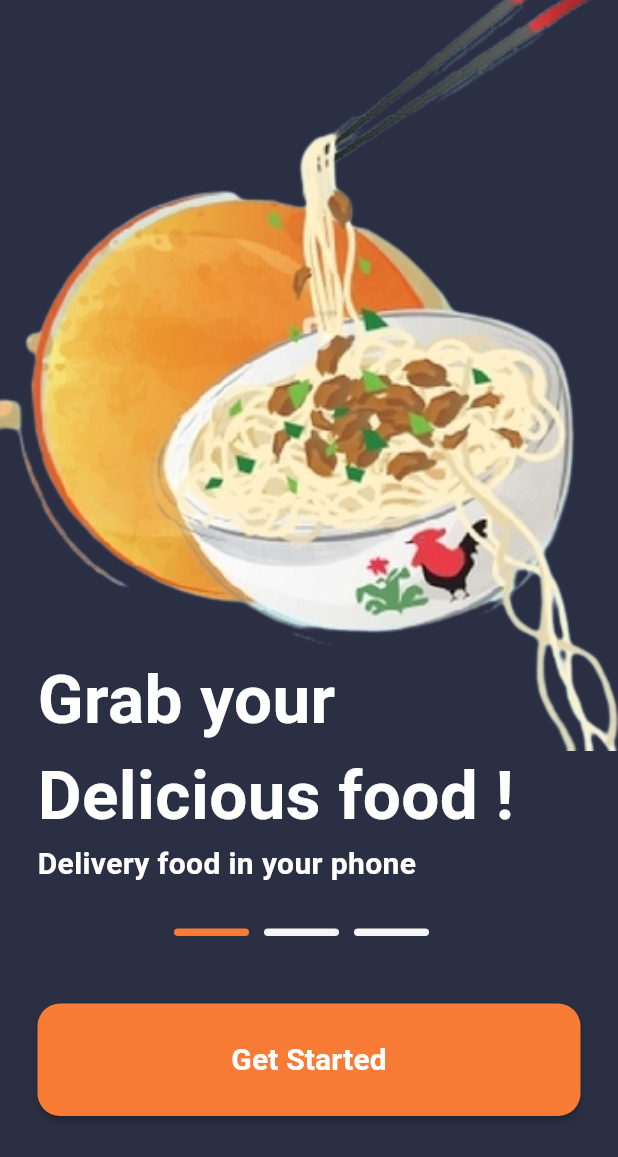
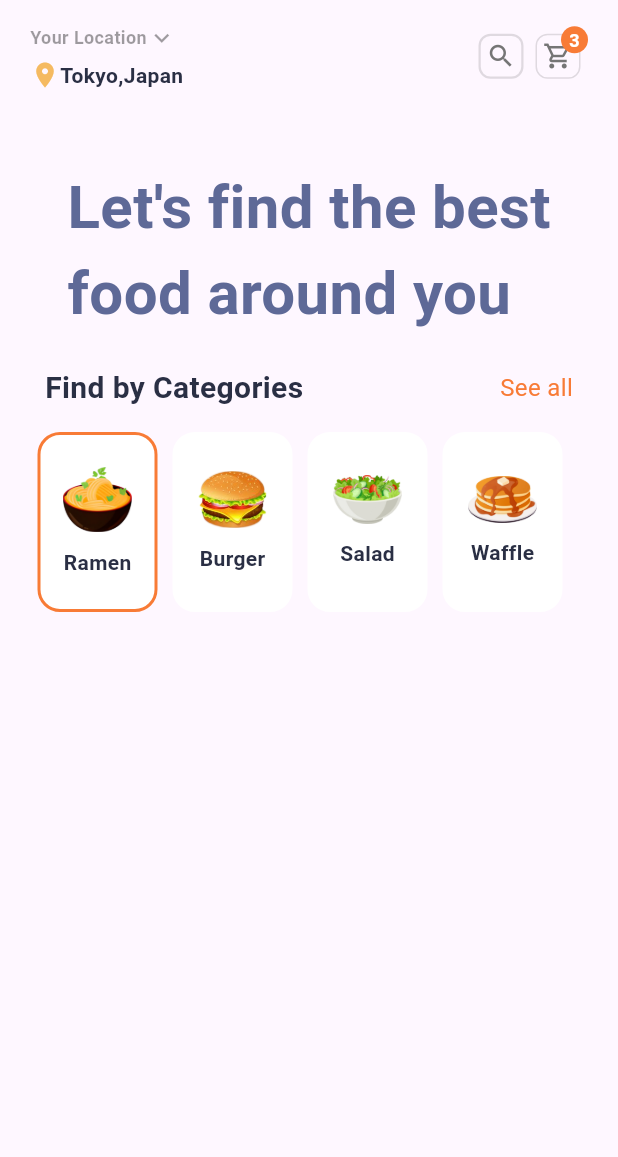
Before and after one commit to IBRHMHMDY/food_delivery_app_provider, a Flutter app: the screen it shows after launch, after a tap on "Get Started", on a phone screen of 412 x 824 dp. Shown: the top 1157 px of the screen. Run offline on Flutter 3.47's test engine with Material 3 defaults, Android fonts, the phone set to English and light mode, and no system bars; our stand-ins replace animate_do.

Commit message:
Complete Tobbar,Titlebar,HeaderSection,ListviewCategories in HomeScreen

```diff
--- /dev/null
+++ b/lib/Models/category_model.dart
@@ -0,0 +1,24 @@
+class CategoryModel {
+  final String image, name;
+
+  CategoryModel({required this.image, required this.name});
+}
+
+List<CategoryModel> categories = [
+  CategoryModel(
+    image: 'assets/images/ramen.png',
+    name: 'Ramen',
+  ),
+  CategoryModel(
+    image: 'assets/images/burger.png',
+    name: 'Burger',
+  ),
+  CategoryModel(
+    image: 'assets/images/salad.png',
+    name: 'Salad',
+  ),
+  CategoryModel(
+    image: 'assets/images/pancake.png',
+    name: 'Waffle',
+  ),
+];
--- /dev/null
+++ b/lib/Models/product_model.dart
@@ -0,0 +1,115 @@
+class ProductModel {
+  final String image, title, category;
+  final double price, rate, distance;
+
+  ProductModel({
+    required this.image,
+    required this.title,
+    required this.price,
+    required this.rate,
+    required this.category,
+    required this.distance,
+  });
+}
+
+List<ProductModel> products = [
+  ProductModel(
+    image: 'assets/food-delivery(foodel)/ramen/sapporo_miso_ramen.png',
+    title: 'Sapporo Miso',
+    price: 3.9,
+    rate: 5,
+    distance: 150,
+    category: "Ramen",
+  ),
+  ProductModel(
+    image: 'assets/food-delivery(foodel)/ramen/kurume_ramen.png',
+    title: 'Kurume Ramen',
+    price: 4.3,
+    rate: 4.9,
+    distance: 600,
+    category: "Ramen",
+  ),
+  ProductModel(
+    image: 'assets/food-delivery(foodel)/ramen/hakata_ramen.png',
+    title: 'Hakata Ramen',
+    price: 3.9,
+    distance: 400,
+    rate: 4.8,
+    category: "Ramen",
+  ),
+  ProductModel(
+    image: 'assets/food-delivery(foodel)/ramen/shrimp_fried_rice.png',
+    title: 'Shrimp Fried Rice',
+    price: 4.9,
+    distance: 800,
+    rate: 4.5,
+    category: "Ramen",
+  ),
+  ProductModel(
+    image: 'assets/food-delivery(foodel)/ramen/fullset_ramen.png',
+    title: 'Fullset Ramen',
+    price: 5.9,
+    distance: 400,
+    rate: 4.7,
+    category: "Ramen",
+  ),
+  //for burger
+  ProductModel(
+    image: 'assets/food-delivery(foodel)/burger/grilled-beef-burger.png',
+    title: 'Grilled beef burger',
+    price: 33.5,
+    distance: 150,
+    rate: 5.0,
+    category: "Burger",
+  ),
+  ProductModel(
+    image: 'assets/food-delivery(foodel)/burger/fried-chicken-burger.png',
+    title: 'Fried Chicken Burger',
+    price: 23.0,
+    distance: 150,
+    rate: 4.7,
+    category: "Burger",
+  ),
+  ProductModel(
+    image: 'assets/food-delivery(foodel)/burger/cheese-burger.png',
+    title: 'Cheese Burger',
+    price: 40.5,
+    distance: 100,
+    rate: 4.5,
+    category: "Burger",
+  ),
+  ProductModel(
+    image: 'assets/food-delivery(foodel)/burger/beef-burger.png',
+    title: 'Beef-Burger',
+    price: 18.5,
+    distance: 200,
+    rate: 5.0,
+    category: "Burger",
+  ),
+  // for salad
+  ProductModel(
+    image: 'assets/food-delivery(foodel)/veg-salad.png',
+    title: 'Veg Salad',
+    price: 7.0,
+    distance: 300,
+    rate: 5.0,
+    category: "Salad",
+  ),
+  ProductModel(
+    image: 'assets/food-delivery(foodel)/mix-salad.png',
+    title: 'Mix Salad',
+    price: 10.0,
+    distance: 350,
+    rate: 4.8,
+    category: "Salad",
+  ),
+  // for waffle
+  ProductModel(
+    image: 'assets/food-delivery(foodel)/berry-bonanza-waffle.png',
+    title: 'Berry Bonanza Waffle',
+    price: 10.0,
+    distance: 500,
+    rate: 4.5,
+    category: "Waffle",
+  ),
+];
--- /dev/null
+++ b/lib/Views/Home/Widgets/header_section.dart
@@ -0,0 +1,33 @@
+import 'package:flutter/material.dart';
+import 'package:food_delivery_app_provider/Core/constants.dart';
+
+class HeaderSection extends StatelessWidget {
+  const HeaderSection({super.key});
+
+  @override
+  Widget build(BuildContext context) {
+    return Padding(
+      padding: const EdgeInsets.symmetric(horizontal: 10),
+      child: Row(
+        mainAxisAlignment: MainAxisAlignment.spaceBetween,
+        children: [
+          Text(
+            "Find by Categories",
+            style: TextStyle(
+              color: kblack,
+              fontSize: 20,
+              fontWeight: FontWeight.bold,
+            ),
+          ),
+          GestureDetector(
+            onTap: () {},
+            child: Text(
+              "See all",
+              style: TextStyle(color: korange, fontSize: 16),
+            ),
+          ),
+        ],
+      ),
+    );
+  }
+}
--- /dev/null
+++ b/lib/Views/Home/Widgets/listview_categories.dart
@@ -0,0 +1,62 @@
+import 'package:flutter/material.dart';
+import 'package:food_delivery_app_provider/Core/constants.dart';
+import 'package:food_delivery_app_provider/Models/category_model.dart';
+
+class ListViewCategories extends StatefulWidget {
+  final List<CategoryModel> categories;
+  const ListViewCategories({super.key, required this.categories});
+
+  @override
+  State<ListViewCategories> createState() => _ListViewCategoriesState();
+}
+
+class _ListViewCategoriesState extends State<ListViewCategories> {
+  int currentIndex = 0;
+  @override
+  Widget build(BuildContext context) {
+    return SizedBox(
+      height: 120,
+      width: double.infinity,
+      child: ListView.builder(
+        scrollDirection: Axis.horizontal,
+        itemCount: widget.categories.length,
+        itemBuilder: (context, index) {
+          final category = widget.categories[index];
+          return Container(
+            margin: EdgeInsets.symmetric(horizontal: 5),
+            height: 120,
+            width: 80,
+            decoration: BoxDecoration(
+              color: Colors.white,
+              border: Border.all(color: currentIndex == index ? korange : Colors.white, width: 2),
+              borderRadius: BorderRadius.circular(15),
+            ),
+            child: Padding(
+              padding: const EdgeInsets.symmetric(horizontal: 15),
+              child: GestureDetector(
+                onTap: ()=>setState(() {
+                  currentIndex = index;
+                }),
+                child: Column(
+                  mainAxisAlignment: MainAxisAlignment.center,
+                  crossAxisAlignment: CrossAxisAlignment.center,
+                  children: [
+                    Image.asset(category.image),
+                    SizedBox(height: 10),
+                    Text(
+                      category.name,
+                      style: TextStyle(
+                        color: kblack,
+                        fontWeight: FontWeight.bold,
+                      ),
+                    ),
+                  ],
+                ),
+              ),
+            ),
+          );
+        },
+      ),
+    );
+  }
+}
--- /dev/null
+++ b/lib/Views/Home/Widgets/titlebar.dart
@@ -0,0 +1,20 @@
+
+import 'package:flutter/material.dart';
+
+class TitleBar extends StatelessWidget {
+  const TitleBar({
+    super.key,
+  });
+
+  @override
+  Widget build(BuildContext context) {
+    return Text(
+      "Let's find the best\nfood around you",
+      style: TextStyle(
+        color: const Color(0xFF5E6997),
+        fontWeight: FontWeight.bold,
+        fontSize: 40,
+      ),
+    );
+  }
+}
--- /dev/null
+++ b/lib/Views/Home/Widgets/topbar.dart
@@ -0,0 +1,134 @@
+
+import 'package:flutter/material.dart';
+import 'package:food_delivery_app_provider/Core/constants.dart';
+
+class Topbar extends StatelessWidget {
+  const Topbar({
+    super.key,
+  });
+
+  @override
+  Widget build(BuildContext context) {
+    return Row(
+      children: [
+        Column(
+          crossAxisAlignment: CrossAxisAlignment.start,
+          children: [
+            Row(
+              children: [
+                Text(
+                  "Your Location",
+                  style: TextStyle(
+                    color: Colors.black38,
+                    fontWeight: FontWeight.bold,
+                    fontSize: 12,
+                  ),
+                ),
+                Icon(
+                  Icons.keyboard_arrow_down,
+                  size: 20,
+                  color: Colors.black38,
+                ),
+              ],
+            ),
+            SizedBox(height: 5),
+            Row(
+              children: [
+                Icon(
+                  Icons.location_on,
+                  size: 20,
+                  color: kyellow,
+                ),
+                Text(
+                  "Tokyo,Japan",
+                  style: TextStyle(
+                    color: kblack,
+                    fontWeight: FontWeight.bold,
+                  ),
+                ),
+              ],
+            ),
+          ],
+        ),
+        Spacer(),
+        Row(
+          children: [
+            GestureDetector(
+              onTap: () {},
+              child: Container(
+                height: 30,
+                width: 30,
+                decoration: BoxDecoration(
+                  border: Border.all(
+                    color: Colors.black12,
+                    width: 1.5,
+                  ),
+                  borderRadius: BorderRadius.horizontal(
+                    left: Radius.circular(8),
+                    right: Radius.circular(8),
+                  ),
+                  color: Colors.transparent,
+                ),
+                child: Icon(
+                  Icons.search,
+                  size: 20,
+                  color: Colors.grey.shade600,
+                ),
+              ),
+            ),
+            SizedBox(width: 3),
+            Stack(
+              children: [
+                GestureDetector(
+                  onTap: () {},
+                  child: Container(
+                    margin: EdgeInsets.symmetric(
+                      vertical: 5,
+                      horizontal: 5,
+                    ),
+                    height: 30,
+                    width: 30,
+                    decoration: BoxDecoration(
+                      border: Border.all(color: Colors.black12),
+                      borderRadius: BorderRadius.horizontal(
+                        left: Radius.circular(8),
+                        right: Radius.circular(8),
+                      ),
+                      color: Colors.transparent,
+                    ),
+                    child: Icon(
+                      Icons.shopping_cart_outlined,
+                      size: 20,
+                      color: Colors.grey.shade600,
+                    ),
+                  ),
+                ),
+                Positioned(
+                  top: 0,
+                  right: 0,
+                  child: Container(
+                    alignment: Alignment.center,
+                    width: 18,
+                    height: 18,
+                    decoration: BoxDecoration(
+                      color: korange,
+                      borderRadius: BorderRadius.circular(50),
+                    ),
+                    child: Text(
+                      "3",
+                      style: TextStyle(
+                        color: Colors.white,
+                        fontSize: 12,
+                        fontWeight: FontWeight.bold,
+                      ),
+                    ),
+                  ),
+                ),
+              ],
+            ),
+          ],
+        ),
+      ],
+    );
+  }
+}
--- /dev/null
+++ b/lib/Views/Home/home_screen.dart
@@ -0,0 +1,32 @@
+import 'package:flutter/material.dart';
+import 'package:food_delivery_app_provider/Models/category_model.dart';
+import 'package:food_delivery_app_provider/Views/Home/Widgets/header_section.dart';
+import 'package:food_delivery_app_provider/Views/Home/Widgets/listview_categories.dart';
+import 'package:food_delivery_app_provider/Views/Home/Widgets/titlebar.dart';
+import 'package:food_delivery_app_provider/Views/Home/Widgets/topbar.dart';
+
+class HomeScreen extends StatelessWidget {
+  const HomeScreen({super.key});
+
+  @override
+  Widget build(BuildContext context) {
+    return Scaffold(
+      body: SafeArea(
+        child: Padding(
+          padding: const EdgeInsets.symmetric(horizontal: 20, vertical: 15),
+          child: Column(
+            children: [
+              Topbar(),
+              SizedBox(height: 50,),
+              TitleBar(),
+              SizedBox(height: 20),
+              HeaderSection(),
+              SizedBox(height: 15,),
+              ListViewCategories(categories: categories,),
+            ],
+          ),
+        ),
+      ),
+    );
+  }
+}
--- a/lib/Views/OnBoarding/onboarding_screen.dart
+++ b/lib/Views/OnBoarding/onboarding_screen.dart
@@ -1,6 +1,8 @@
+import 'package:animate_do/animate_do.dart';
 import 'package:flutter/material.dart';
 import 'package:food_delivery_app_provider/Core/constants.dart';
 import 'package:food_delivery_app_provider/Models/onboard_model.dart';
+import 'package:food_delivery_app_provider/Views/Home/home_screen.dart';
 
 class OnboardingScreen extends StatefulWidget {
   const OnboardingScreen({super.key});
@@ -31,6 +33,8 @@ class _OnboardingScreenState extends State<OnboardingScreen> {
                     top: -70,
                     left: 0,
                     right: 0,
+                    child: FadeInUp(
+                      delay: Duration(milliseconds: 500),
                       child: Image.asset(
                         onboards[index].imagePath,
                         width: 600,
@@ -38,10 +42,13 @@ class _OnboardingScreenState extends State<OnboardingScreen> {
                         fit: BoxFit.contain,
                       ),
                     ),
+                  ),
                   Positioned(
                     top: MediaQuery.of(context).size.height / 1.9,
                     child: Padding(
                       padding: const EdgeInsets.symmetric(horizontal: 25),
+                      child: FadeInDown(
+                        delay: Duration(milliseconds: 500),
                         child: Column(
                           crossAxisAlignment: CrossAxisAlignment.start,
                           children: [
@@ -62,6 +69,7 @@ class _OnboardingScreenState extends State<OnboardingScreen> {
                               ),
                             ),
                           ],
+                        ),
                       ),
                     ),
                   ),
@@ -97,10 +105,17 @@ class _OnboardingScreenState extends State<OnboardingScreen> {
             bottom: 80,
             child: Padding(
               padding: const EdgeInsets.symmetric(horizontal: 20),
+              child: FadeInUp(
+                delay: Duration(milliseconds: 700),
                 child: Row(
                   children: [
                     MaterialButton(
-                    onPressed: () {},
+                      onPressed: () {
+                        Navigator.push(
+                          context,
+                          MaterialPageRoute(builder: (context) => HomeScreen()),
+                        );
+                      },
                       shape: RoundedRectangleBorder(
                         borderRadius: BorderRadiusGeometry.circular(15),
                       ),
@@ -122,6 +137,7 @@ class _OnboardingScreenState extends State<OnboardingScreen> {
                 ),
               ),
             ),
+          ),
         ],
       ),
     );
--- a/lib/main.dart
+++ b/lib/main.dart
@@ -19,10 +19,7 @@ class MyApp extends StatelessWidget {
   Widget build(BuildContext context) {
     return MaterialApp(
       debugShowCheckedModeBanner: false,
-      title: 'Food Delivery',
-      theme: ThemeData(
-        colorScheme: ColorScheme.fromSeed(seedColor: Colors.deepPurple),
-      ),
+      title: 'Food Delivery App',
       home: OnboardingScreen(),
     );
   }
```
Lines whose indentation alone changed are shown as unchanged.
